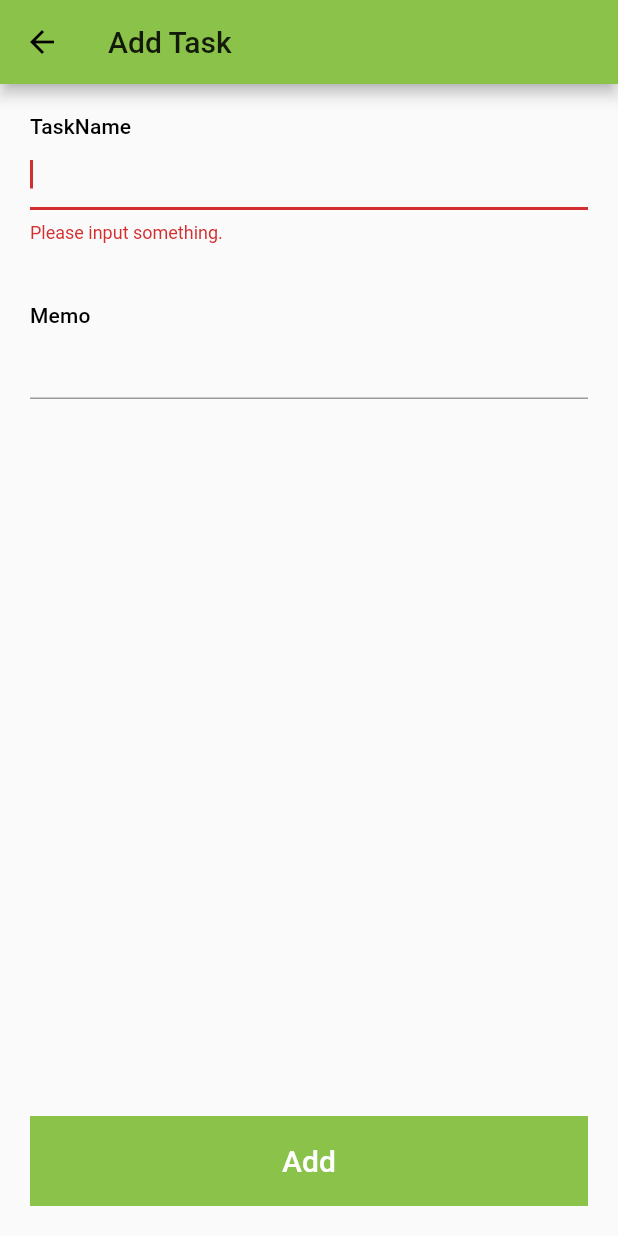
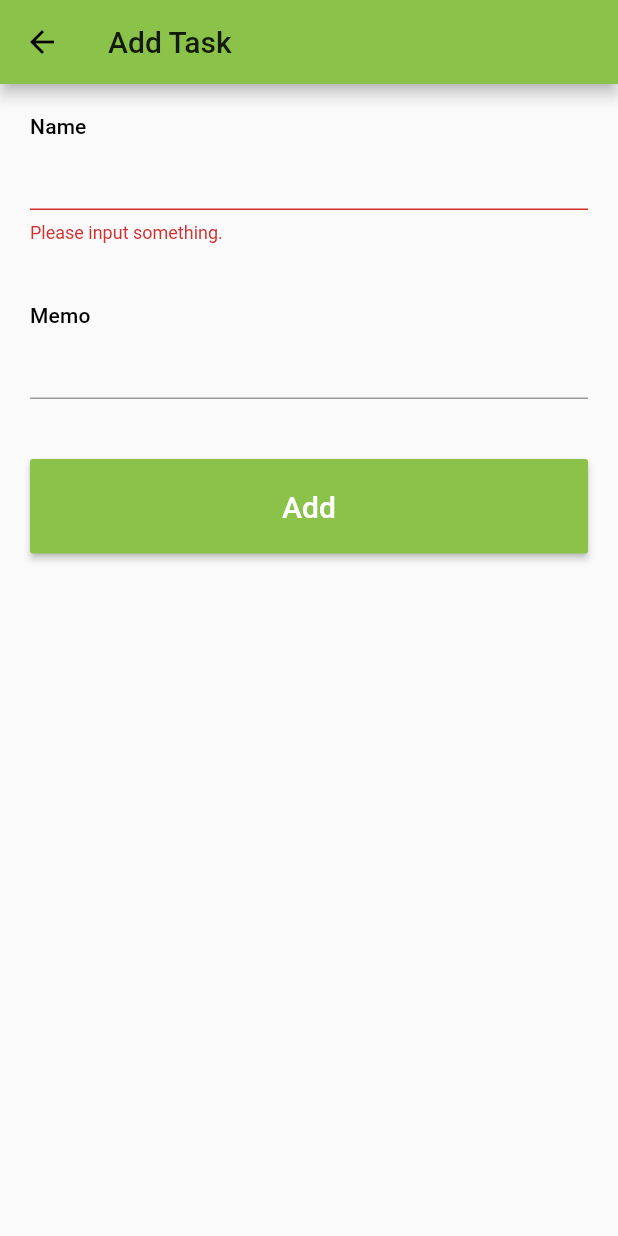
Before and after one commit to yamatatsu10969/todo_app_yamatatsu, a Flutter app: the AddTaskScreen screen opened by its route, after a tap on "Add", on a phone screen of 412 x 824 dp. Run offline on Flutter 3.47's test engine with Material 2 defaults, Android fonts, the phone set to English and light mode, and no system bars.

Commit message:
replace textField

```diff
--- a/lib/screen/add_task_screen/add_task_screen.dart
+++ b/lib/screen/add_task_screen/add_task_screen.dart
@@ -6,23 +6,47 @@ import 'package:todo_app_yamatatsu/view_model/task_view_model.dart';
 
 class AddTaskScreen extends StatelessWidget {
   static String id = 'add_task_screen';
-  final _formKey = GlobalKey<FormState>();
   final Task editTask;
   AddTaskScreen({Key key, this.editTask}) : super(key: key);
   @override
   Widget build(BuildContext context) {
-    final viewModel = Provider.of<TaskViewModel>(context, listen: false);
-    return Scaffold(
+    return Consumer<TaskViewModel>(
+      builder: (context, viewModel, _) {
+        return WillPopScope(
+          onWillPop: () async {
+            viewModel.clear();
+            return true;
+          },
+          child: Scaffold(
             appBar: AppBar(
               title: Text(_isEdit() ? 'Save Task' : 'Add Task'),
             ),
-      body: Column(
+            body: ListView(
               children: <Widget>[
-          _buildForm(context, viewModel),
-          Spacer(),
-          _buildAddButton(context)
+                _buildInputField(
+                  context,
+                  title: 'Name',
+                  errorText: viewModel.isValidate
+                      ? viewModel.validateTaskString
+                      : null,
+                  didChanged: (value) {
+                    viewModel.setTaskName(value);
+                  },
+                ),
+                _buildInputField(
+                  context,
+                  title: 'Memo',
+                  errorText: null,
+                  didChanged: (value) {
+                    viewModel.setMemo(value);
+                  },
+                ),
+                _buildAddButton(context),
               ],
             ),
+          ),
+        );
+      },
     );
   }
 
@@ -31,61 +55,30 @@ class AddTaskScreen extends StatelessWidget {
   }
 
   void tapAddButton(BuildContext context) {
-    if (_formKey.currentState.validate()) {
-      _formKey.currentState.save();
     final viewModel = Provider.of<TaskViewModel>(context, listen: false);
+    viewModel.isValidate = true;
+    if (viewModel.validateTaskName()) {
       _isEdit() ? viewModel.updateTask(editTask) : viewModel.addTask();
       Navigator.of(context).pop();
     }
   }
 
-  Form _buildForm(BuildContext context, TaskViewModel viewModel) {
-    return Form(
-      key: _formKey,
-      child: Column(
-        children: <Widget>[
-          Padding(
+  Widget _buildInputField(BuildContext context,
+      {String title, String errorText, Function(String) didChanged}) {
+    return Padding(
       padding: const EdgeInsets.all(20),
       child: Column(
         crossAxisAlignment: CrossAxisAlignment.start,
         children: <Widget>[
           Text(
-                  'TaskName',
+            title,
             style: Theme.of(context).textTheme.subtitle,
           ),
-                TextFormField(
-                  initialValue: _isEdit() ? editTask.name : '',
-                  autofocus: true,
-                  validator: (value) {
-                    if (value.isEmpty) {
-                      return 'Please input something.';
-                    }
-                    return null;
+          TextField(
+            decoration: InputDecoration(errorText: errorText),
+            onChanged: (value) {
+              didChanged(value);
             },
-                  onSaved: (value) {
-                    viewModel.editingName = value;
-                  },
-                ),
-              ],
-            ),
-          ),
-          Padding(
-            padding: const EdgeInsets.all(20),
-            child: Column(
-              crossAxisAlignment: CrossAxisAlignment.start,
-              children: <Widget>[
-                Text(
-                  'Memo',
-                  style: Theme.of(context).textTheme.subtitle,
-                ),
-                TextFormField(
-                  initialValue: _isEdit() ? editTask.name : '',
-                  onSaved: (value) {
-                    viewModel.editingMemo = value;
-                  },
-                ),
-              ],
-            ),
           ),
         ],
       ),
@@ -93,12 +86,12 @@ class AddTaskScreen extends StatelessWidget {
   }
 
   Widget _buildAddButton(BuildContext context) {
-    return GestureDetector(
-      onTap: () => tapAddButton(context),
-      child: Container(
-        margin: EdgeInsets.all(20),
-        height: 60,
+    return Padding(
+      padding: const EdgeInsets.all(20),
+      child: RaisedButton(
+        onPressed: () => tapAddButton(context),
         color: Theme.of(context).primaryColor,
+        padding: const EdgeInsets.all(20),
         child: Center(
           child: Text(
             _isEdit() ? 'Save' : 'Add',
--- a/lib/view_model/task_view_model.dart
+++ b/lib/view_model/task_view_model.dart
@@ -4,12 +4,49 @@ import 'package:flutter/material.dart';
 import 'package:todo_app_yamatatsu/model/task.dart';
 
 class TaskViewModel extends ChangeNotifier {
-  var editingName = '';
-  var editingMemo = '';
+  String _editingName = '';
+  String get editingName => _editingName;
+  String _editingMemo = '';
+  String get editingMemo => _editingMemo;
+  String _validateTaskString = '';
+  String get validateTaskString => _validateTaskString;
+  bool isValidate = false;
+
   List<Task> _tasks = [];
-
   UnmodifiableListView<Task> get tasks {
     return UnmodifiableListView(_tasks);
+  }
+
+  bool validateTaskName() {
+    if (editingName.isEmpty) {
+      _validateTaskString = 'Please input something.';
+      notifyListeners();
+      print('😈 so bad ... ');
+      return false;
+    } else {
+      _validateTaskString = '';
+      isValidate = false;
+      print('🌞 good !!! nice task !');
+      return true;
+    }
+  }
+
+  void clear() {
+    _editingName = '';
+    _editingMemo = '';
+    isValidate = false;
+  }
+
+  void setTaskName(String name) {
+    _editingName = name;
+    if (isValidate) {
+      validateTaskName();
+    }
+    notifyListeners();
+  }
+
+  void setMemo(String memo) {
+    _editingMemo = memo;
   }
 
   void addTask() {
@@ -20,6 +57,7 @@ class TaskViewModel extends ChangeNotifier {
       updatedAt: DateTime.now(),
     );
     _tasks.add(newTask);
+    clear();
     notifyListeners();
   }
 
@@ -31,6 +69,7 @@ class TaskViewModel extends ChangeNotifier {
     updateTask.memo = editingMemo;
     updateTask.updatedAt = DateTime.now();
     _tasks[updateIndex] = updateTask;
+    clear();
     notifyListeners();
   }
 
```
Lines whose indentation alone changed are shown as unchanged.
